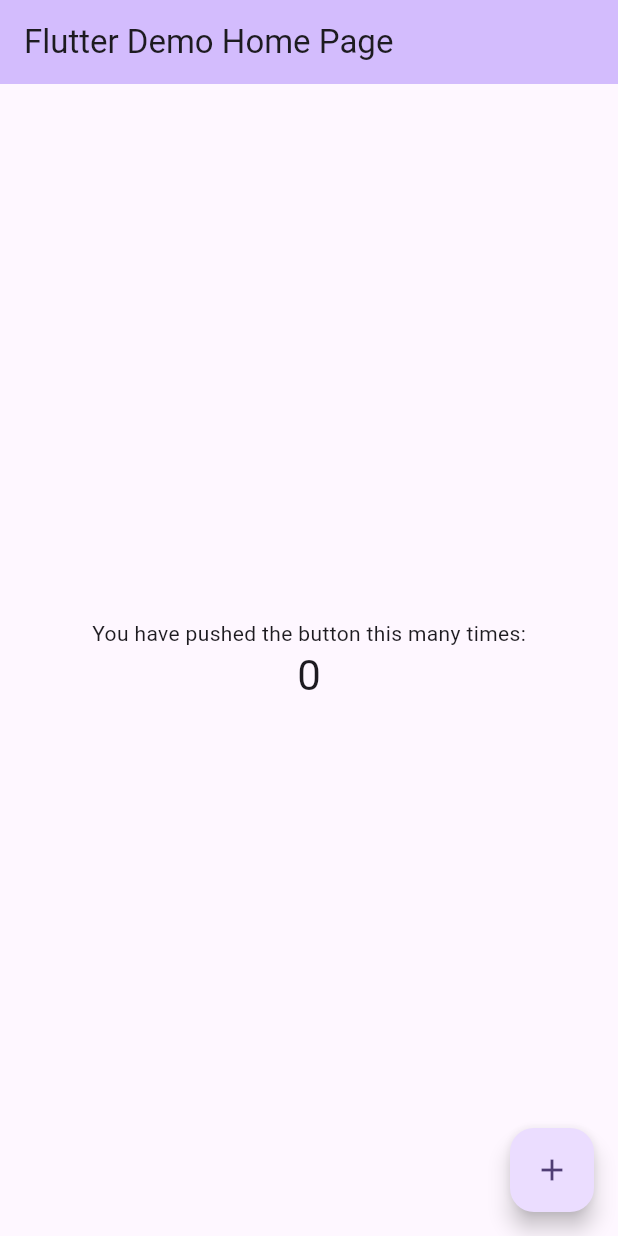
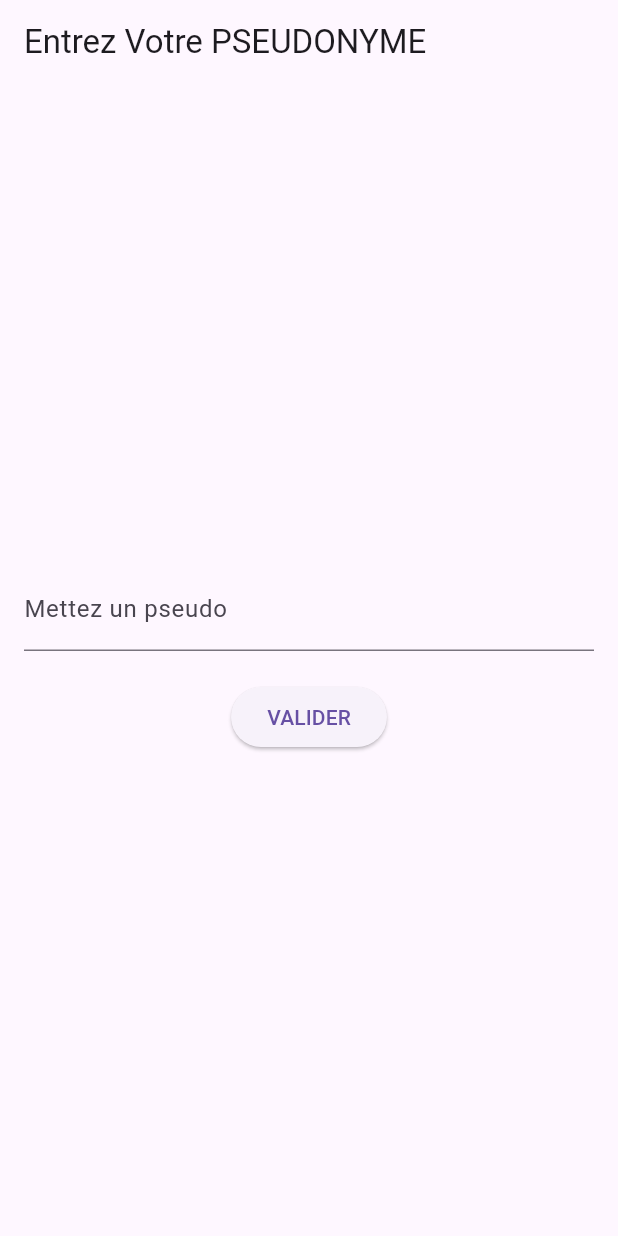
Before and after one commit to Domiynsbelhanda/population, a Flutter app: the screen it shows after launch, on a phone screen of 412 x 824 dp. Run offline on Flutter 3.47's test engine with Material 3 defaults, Android fonts, the phone set to English and light mode, and no system bars; our stand-ins replace shared_preferences.

Commit message:
feat: create pseudo register and launch alert page

```diff
--- a/lib/main.dart
+++ b/lib/main.dart
@@ -1,125 +1,24 @@
 import 'package:flutter/material.dart';
+import 'package:population/services.dart';
+import 'package:population/setPseudo.dart';
 
-void main() {
-  runApp(const MyApp());
+import 'homePage.dart';
+
+void main() async  {
+  WidgetsFlutterBinding.ensureInitialized();
+  await UserPreferences.init();
+  runApp(MyApp());
 }
 
 class MyApp extends StatelessWidget {
   const MyApp({super.key});
 
-  // This widget is the root of your application.
   @override
   Widget build(BuildContext context) {
     return MaterialApp(
-      title: 'Flutter Demo',
-      theme: ThemeData(
-        // This is the theme of your application.
-        //
-        // TRY THIS: Try running your application with "flutter run". You'll see
-        // the application has a purple toolbar. Then, without quitting the app,
-        // try changing the seedColor in the colorScheme below to Colors.green
-        // and then invoke "hot reload" (save your changes or press the "hot
-        // reload" button in a Flutter-supported IDE, or press "r" if you used
-        // the command line to start the app).
-        //
-        // Notice that the counter didn't reset back to zero; the application
-        // state is not lost during the reload. To reset the state, use hot
-        // restart instead.
-        //
-        // This works for code too, not just values: Most code changes can be
-        // tested with just a hot reload.
-        colorScheme: ColorScheme.fromSeed(seedColor: Colors.deepPurple),
-        useMaterial3: true,
-      ),
-      home: const MyHomePage(title: 'Flutter Demo Home Page'),
+      debugShowCheckedModeBanner: false,
+      title: 'Alert App',
+      home: UserPreferences.getPseudo() == null ? SetPseudoScreen() : const HomeScreen(),
     );
   }
 }
-
-class MyHomePage extends StatefulWidget {
-  const MyHomePage({super.key, required this.title});
-
-  // This widget is the home page of your application. It is stateful, meaning
-  // that it has a State object (defined below) that contains fields that affect
-  // how it looks.
-
-  // This class is the configuration for the state. It holds the values (in this
-  // case the title) provided by the parent (in this case the App widget) and
-  // used by the build method of the State. Fields in a Widget subclass are
-  // always marked "final".
-
-  final String title;
-
-  @override
-  State<MyHomePage> createState() => _MyHomePageState();
-}
-
-class _MyHomePageState extends State<MyHomePage> {
-  int _counter = 0;
-
-  void _incrementCounter() {
-    setState(() {
-      // This call to setState tells the Flutter framework that something has
-      // changed in this State, which causes it to rerun the build method below
-      // so that the display can reflect the updated values. If we changed
-      // _counter without calling setState(), then the build method would not be
-      // called again, and so nothing would appear to happen.
-      _counter++;
-    });
-  }
-
-  @override
-  Widget build(BuildContext context) {
-    // This method is rerun every time setState is called, for instance as done
-    // by the _incrementCounter method above.
-    //
-    // The Flutter framework has been optimized to make rerunning build methods
-    // fast, so that you can just rebuild anything that needs updating rather
-    // than having to individually change instances of widgets.
-    return Scaffold(
-      appBar: AppBar(
-        // TRY THIS: Try changing the color here to a specific color (to
-        // Colors.amber, perhaps?) and trigger a hot reload to see the AppBar
-        // change color while the other colors stay the same.
-        backgroundColor: Theme.of(context).colorScheme.inversePrimary,
-        // Here we take the value from the MyHomePage object that was created by
-        // the App.build method, and use it to set our appbar title.
-        title: Text(widget.title),
-      ),
-      body: Center(
-        // Center is a layout widget. It takes a single child and positions it
-        // in the middle of the parent.
-        child: Column(
-          // Column is also a layout widget. It takes a list of children and
-          // arranges them vertically. By default, it sizes itself to fit its
-          // children horizontally, and tries to be as tall as its parent.
-          //
-          // Column has various properties to control how it sizes itself and
-          // how it positions its children. Here we use mainAxisAlignment to
-          // center the children vertically; the main axis here is the vertical
-          // axis because Columns are vertical (the cross axis would be
-          // horizontal).
-          //
-          // TRY THIS: Invoke "debug painting" (choose the "Toggle Debug Paint"
-          // action in the IDE, or press "p" in the console), to see the
-          // wireframe for each widget.
-          mainAxisAlignment: MainAxisAlignment.center,
-          children: <Widget>[
-            const Text(
-              'You have pushed the button this many times:',
-            ),
-            Text(
-              '$_counter',
-              style: Theme.of(context).textTheme.headlineMedium,
-            ),
-          ],
-        ),
-      ),
-      floatingActionButton: FloatingActionButton(
-        onPressed: _incrementCounter,
-        tooltip: 'Increment',
-        child: const Icon(Icons.add),
-      ), // This trailing comma makes auto-formatting nicer for build methods.
-    );
-  }
-}
--- /dev/null
+++ b/lib/services.dart
@@ -0,0 +1,17 @@
+import 'package:shared_preferences/shared_preferences.dart';
+
+class UserPreferences {
+  static SharedPreferences? _preferences;
+
+  static Future init() async {
+    _preferences = await SharedPreferences.getInstance();
+  }
+
+  static Future setPseudo(String pseudo) async {
+    await _preferences?.setString('pseudo', pseudo);
+  }
+
+  static String? getPseudo() {
+    return _preferences?.getString('pseudo');
+  }
+}
--- /dev/null
+++ b/lib/setPseudo.dart
@@ -0,0 +1,49 @@
+import 'package:flutter/material.dart';
+import 'package:population/services.dart';
+
+import 'homePage.dart';
+
+class SetPseudoScreen extends StatefulWidget {
+  const SetPseudoScreen({super.key});
+
+  @override
+  _SetPseudoScreenState createState() => _SetPseudoScreenState();
+}
+
+class _SetPseudoScreenState extends State<SetPseudoScreen> {
+  final TextEditingController _controller = TextEditingController();
+
+  void _savePseudo() {
+    if (_controller.text.isNotEmpty) {
+      UserPreferences.setPseudo(_controller.text).then((_) {
+        Navigator.of(context).pushReplacement(
+          MaterialPageRoute(builder: (context) => const HomeScreen()),
+        );
+      });
+    }
+  }
+
+  @override
+  Widget build(BuildContext context) {
+    return Scaffold(
+      appBar: AppBar(title: const Text("Entrez Votre PSEUDONYME")),
+      body: Padding(
+        padding: const EdgeInsets.all(16),
+        child: Column(
+          mainAxisAlignment: MainAxisAlignment.center,
+          children: [
+            TextField(
+              controller: _controller,
+              decoration: const InputDecoration(labelText: 'Mettez un pseudo'),
+            ),
+            const SizedBox(height: 20),
+            ElevatedButton(
+              onPressed: _savePseudo,
+              child: const Text('VALIDER'),
+            ),
+          ],
+        ),
+      ),
+    );
+  }
+}
--- a/pubspec.yaml
+++ b/pubspec.yaml
@@ -35,6 +35,8 @@ dependencies:
   # The following adds the Cupertino Icons font to your application.
   # Use with the CupertinoIcons class for iOS style icons.
   cupertino_icons: ^1.0.6
+  shared_preferences: ^2.2.3
+  geolocator:
 
 dev_dependencies:
   flutter_test:
```
Also changed, not shown: lib/homePage.dart (added, +94 -0 lines), pubspec.lock.
